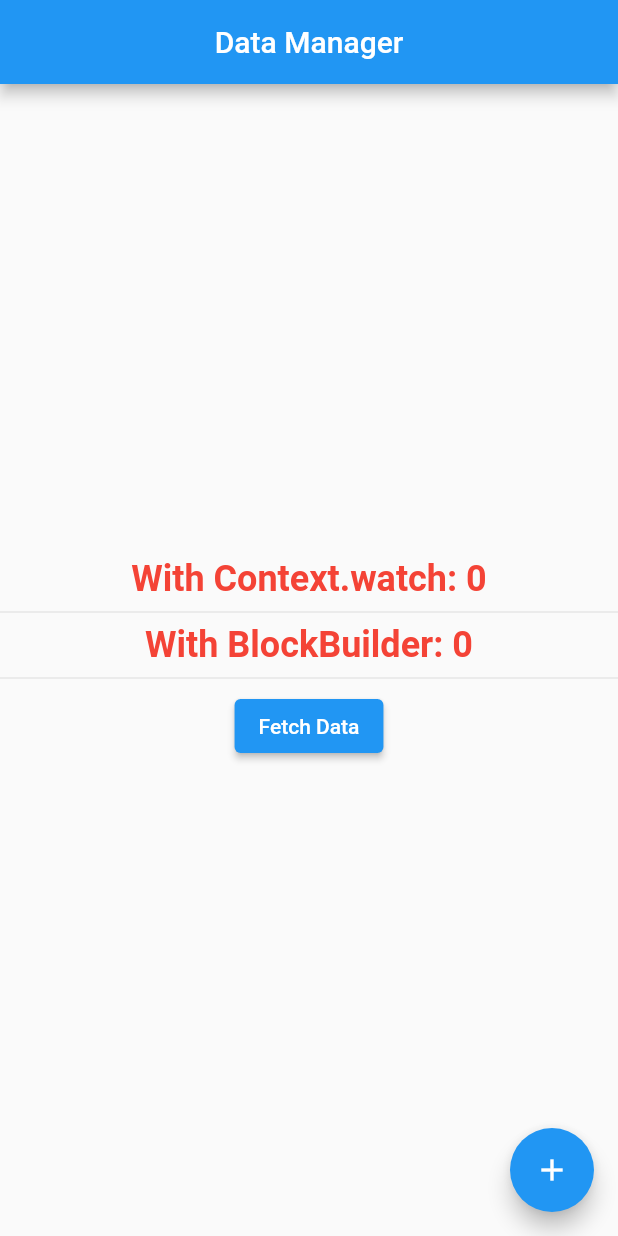
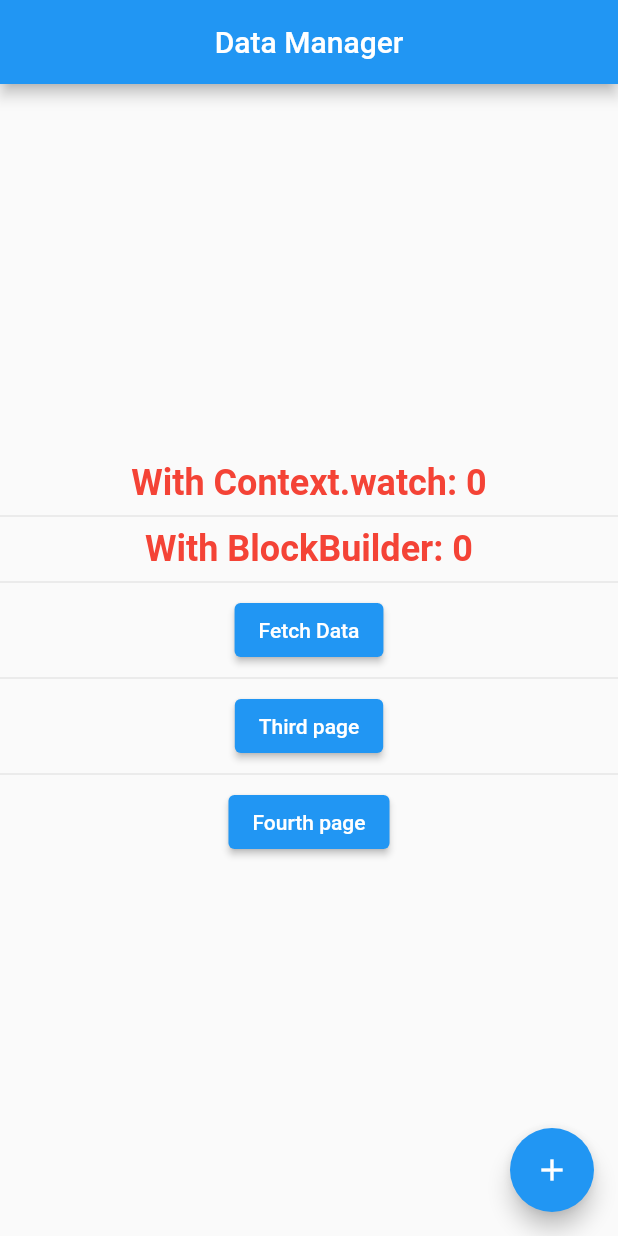
Before and after one commit to hadiuzzaman524/Json-Placeholder-exercise-with-flutter, a Flutter app: the screen it shows after launch, on a phone screen of 412 x 824 dp. Run offline on Flutter 3.47's test engine with Material 2 defaults, Android fonts, the phone set to English and light mode, and no system bars; our stand-ins replace bloc, equatable, flutter_bloc.

```diff
--- a/project2/lib/main.dart
+++ b/project2/lib/main.dart
@@ -2,14 +2,18 @@ import 'package:flutter/material.dart';
 import 'package:flutter_bloc/flutter_bloc.dart';
 import 'package:project2/cubits/counter_cubit.dart';
 import 'package:project2/cubits/helper_cubit.dart';
+import 'package:project2/screens/fourth.dart';
 import 'package:project2/screens/home.dart';
+import 'package:project2/screens/third.dart';
 
 void main() {
-  runApp(const MyApp());
+  runApp(MyApp());
 }
 
 class MyApp extends StatelessWidget {
-  const MyApp({Key? key}) : super(key: key);
+  MyApp({Key? key}) : super(key: key);
+
+  final CounterCubit counterCubit = CounterCubit();
 
   // This widget is the root of your application.
   @override
@@ -18,16 +22,26 @@ class MyApp extends StatelessWidget {
         theme: ThemeData(
           primarySwatch: Colors.blue,
         ),
-        home: MultiBlocProvider(
+        // Named Route..
+      initialRoute: '/',
+        routes: {
+          ThirdScreen.routeName: (ctx) => BlocProvider.value(
+                value: counterCubit, //BlocProvider.of<CounterCubit>(context),
+                child: const ThirdScreen(),
+              ),
+          FourthScreen.routeName: (ctx) => const FourthScreen(),
+
+          '/': (ctx)=>MultiBlocProvider(
             providers: [
               BlocProvider(
                 create: (context) => HelperCubit(),
               ),
               BlocProvider(
-              create: (ctx) => CounterCubit(),
+                create: (ctx) => counterCubit,
               ),
-          ],
-          child: const Home(),
-        ));
+            ], child: const Home(),
+          ),
+
+        },);
   }
 }
--- a/project2/lib/screens/home.dart
+++ b/project2/lib/screens/home.dart
@@ -2,7 +2,9 @@ import 'package:flutter/material.dart';
 import 'package:flutter_bloc/flutter_bloc.dart';
 import 'package:project2/cubits/counter_cubit.dart';
 import 'package:project2/data/model.dart';
+import 'package:project2/screens/fourth.dart';
 import 'package:project2/screens/second.dart';
+import 'package:project2/screens/third.dart';
 import 'package:project2/widgets/button.dart';
 
 import '../cubits/counter_state.dart';
@@ -79,6 +81,27 @@ class Home extends StatelessWidget {
                 },
               ),
             ),
+            const Divider(),
+            ElevatedButton(
+                onPressed: () {
+                  Navigator.pushNamed(context, ThirdScreen.routeName);
+                /*  Navigator.push(
+                    context,
+                    MaterialPageRoute(
+                      builder: (ctx) => BlocProvider.value(
+                        value: BlocProvider.of<CounterCubit>(context),
+                        child: ThirdScreen(),
+                      ),
+                    ),
+                  );*/
+                },
+                child: const Text("Third page")),
+            const Divider(),
+            ElevatedButton(
+                onPressed: () {
+                  Navigator.pushNamed(context, FourthScreen.routeName);
+                },
+                child: const Text("Fourth page")),
           ],
         ),
       ),
```
Also changed, not shown: project2/lib/screens/fourth.dart (added, +30 -0 lines), project2/lib/screens/third.dart (added, +31 -0 lines). Lines whose indentation alone changed are shown as unchanged.
